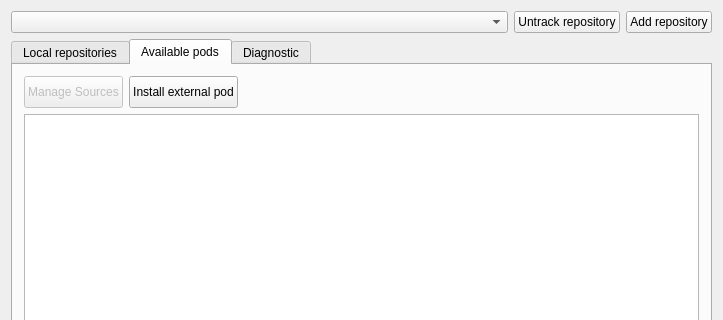
First picture: the form in qt-pods-gui/mainwindow.ui, repository qt-pods/qt-pods, before the edit; both pictures show x 0 to 723 and y 0 to 320 of the 723 by 617 pixel window.
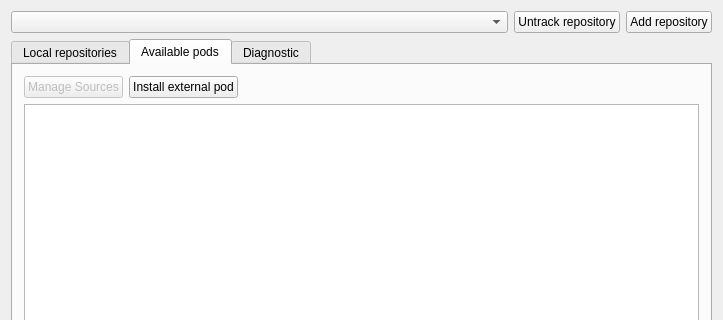
Second picture: the form after the edit. The open tabs and pages were chosen to show the change. Icons and pictures are not drawn.

Commit message: More visual adjustments for MacOS.

What changed in the file:
```diff
--- a/qt-pods-gui/mainwindow.ui
+++ b/qt-pods-gui/mainwindow.ui
@@ -319,7 +319,7 @@
             <property name="minimumSize">
              <size>
               <width>0</width>
-              <height>32</height>
+              <height>0</height>
              </size>
             </property>
             <property name="maximumSize">
@@ -346,8 +346,8 @@
             </property>
             <property name="iconSize">
              <size>
-              <width>20</width>
-              <height>20</height>
+              <width>16</width>
+              <height>16</height>
              </size>
             </property>
            </widget>
@@ -357,7 +357,7 @@
             <property name="minimumSize">
              <size>
               <width>0</width>
-              <height>32</height>
+              <height>0</height>
              </size>
             </property>
             <property name="toolTip">
@@ -378,8 +378,8 @@
             </property>
             <property name="iconSize">
              <size>
-              <width>20</width>
-              <height>20</height>
+              <width>16</width>
+              <height>16</height>
              </size>
             </property>
            </widget>
```
Left out of the diff: 12 changed lines with no effect on the pictures.
